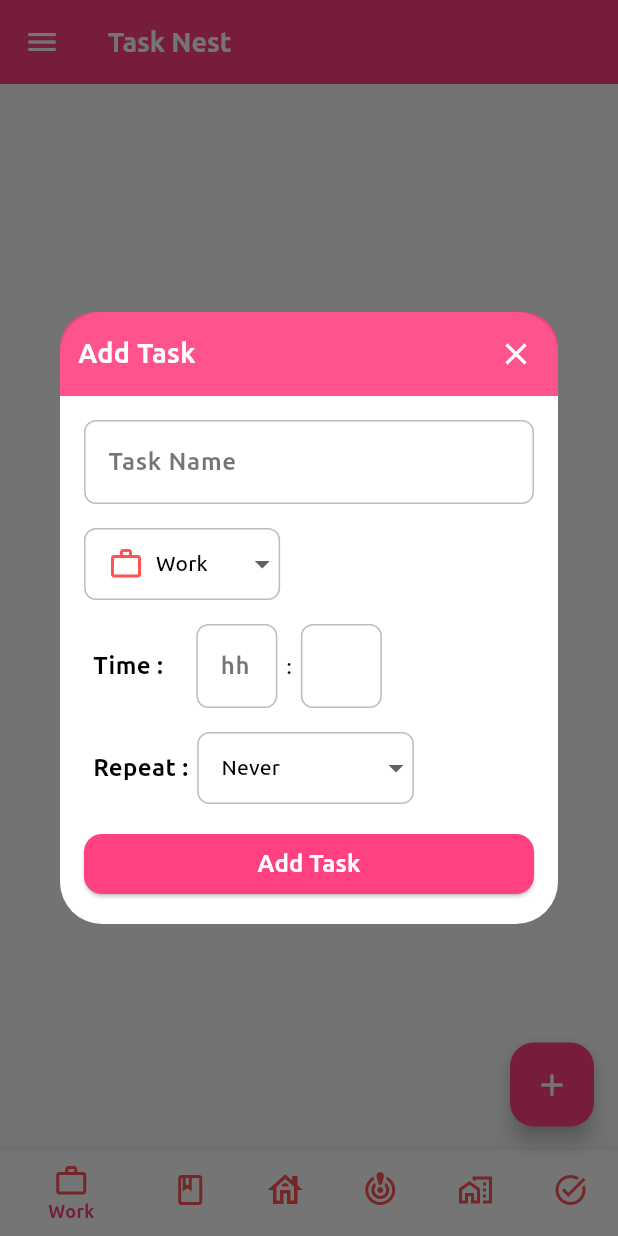
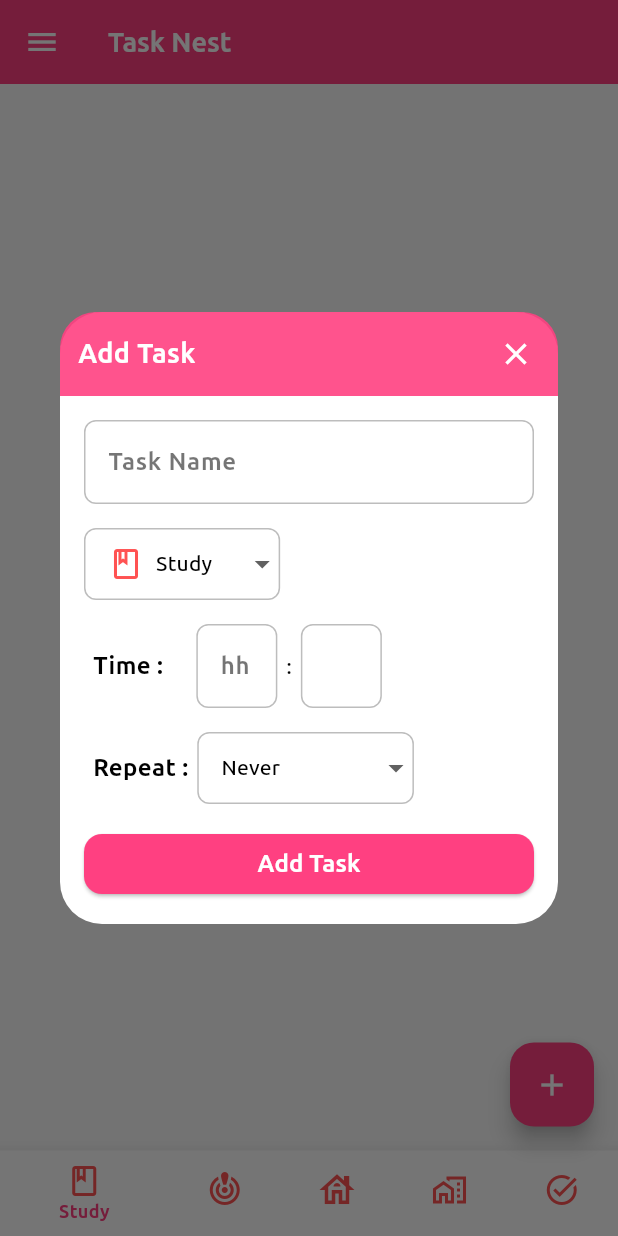
Before and after one commit to Dhana2513/TaskNest, a Flutter app: the screen it shows after launch, after a tap on the "add" icon, on a phone screen of 412 x 824 dp. Run offline on Flutter 3.47's test engine with Material 3 defaults, Android fonts, the light colour scheme and no system bars; our stand-ins replace cloud_firestore, firebase_analytics, firebase_core, firebase_remote_config, recase; accounts and stored records are empty; generated files the repository leaves out were written again.

Commit message:
removed work category

```diff
--- a/lib/core/services/firestore.dart
+++ b/lib/core/services/firestore.dart
@@ -21,7 +21,6 @@ class Firestore {
   late final FirebaseFirestore _firestore;
   late final CollectionReference _tasks;
 
-  final workTaskStream = StreamController<List<Task>>();
   final studyTaskStream = StreamController<List<Task>>();
   final homeTaskStream = StreamController<List<Task>>();
   final skillsTaskStream = StreamController<List<Task>>();
@@ -33,8 +32,6 @@ class Firestore {
 
   Stream<List<Task>> streamByTaskType(TaskType type) {
     switch (type) {
-      case TaskType.work:
-        return workTaskStream.stream;
       case TaskType.study:
         return studyTaskStream.stream;
       case TaskType.skills:
@@ -67,9 +64,6 @@ class Firestore {
       TaskScheduler.instance.scheduleTask(tasks);
 
       tasks.sort((t1, t2) => (t1.index ?? 0) > (t2.index ?? 0) ? 1 : 0);
-
-      workTaskStream.sink
-          .add(tasks.where((task) => task.taskType == TaskType.work).toList());
 
       studyTaskStream.sink
           .add(tasks.where((task) => task.taskType == TaskType.study).toList());
--- a/lib/features/scheduled_tasks/scheduled_tasks.dart
+++ b/lib/features/scheduled_tasks/scheduled_tasks.dart
@@ -13,7 +13,7 @@ class ScheduledTasks extends StatefulWidget {
 class _ScheduledTasksState extends State<ScheduledTasks> {
   @override
   Widget build(BuildContext context) {
-    return MainScaffold(
+    return const MainScaffold(
       appBarTitle: Constants.taskScheduler,
     );
   }
--- a/lib/shared/type/task_type.dart
+++ b/lib/shared/type/task_type.dart
@@ -1,10 +1,9 @@
 import 'package:flutter/material.dart';
 
 enum TaskType {
-  work,
   study,
+  skills,
   home,
-  skills,
   legal,
   other,
 }
@@ -12,14 +11,12 @@ enum TaskType {
 extension TaskTypeX on TaskType {
   static TaskType fromString(String value) {
     switch (value.toLowerCase()) {
-      case 'work':
-        return TaskType.work;
       case 'study':
         return TaskType.study;
+      case 'skills':
+        return TaskType.skills;
       case 'home':
         return TaskType.home;
-      case 'skills':
-        return TaskType.skills;
       case 'legal':
         return TaskType.legal;
       default:
@@ -29,8 +26,6 @@ extension TaskTypeX on TaskType {
 
   IconData get iconData {
     switch (this) {
-      case TaskType.work:
-        return Icons.work_outline;
       case TaskType.study:
         return Icons.book_outlined;
       case TaskType.home:
--- a/pubspec.yaml
+++ b/pubspec.yaml
@@ -5,7 +5,7 @@ publish_to: 'none' # Remove this line if you wish to publish to pub.dev
 version: 1.0.0+1
 
 environment:
-  sdk: ^3.5.3
+  sdk: ^3.5.0
 
 dependencies:
   flutter:
```
Also changed, not shown: lib/features/home/widget/task_item_view.dart (+10 -1 lines), lib/features/task_details/task_details.dart (+61 -0 lines), pubspec.lock, 8 other files.
